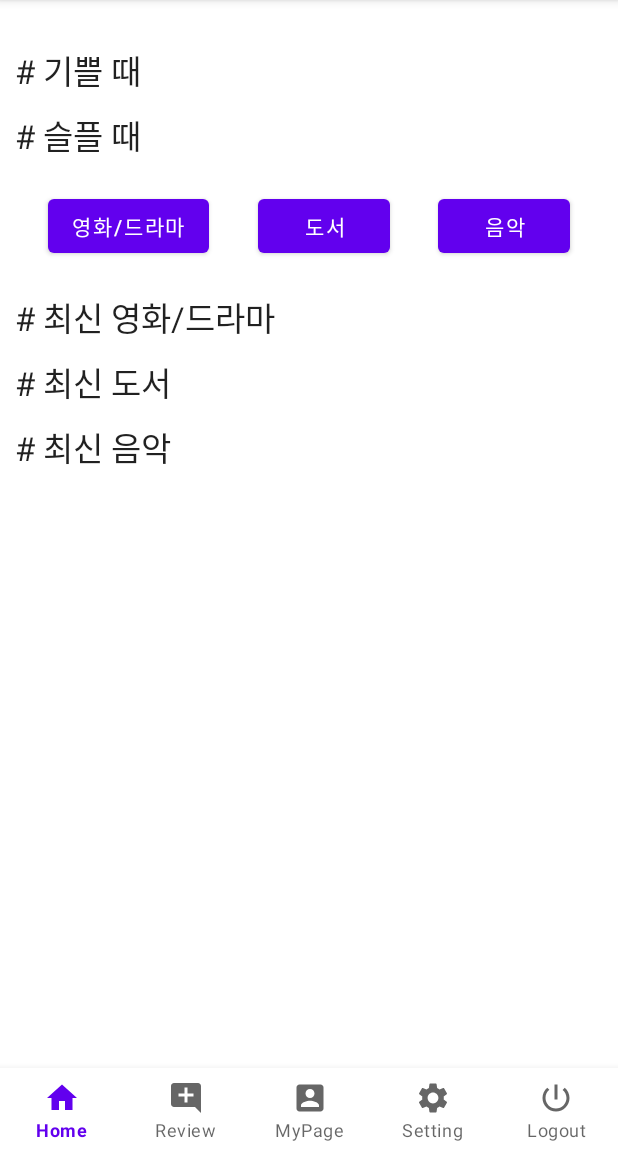
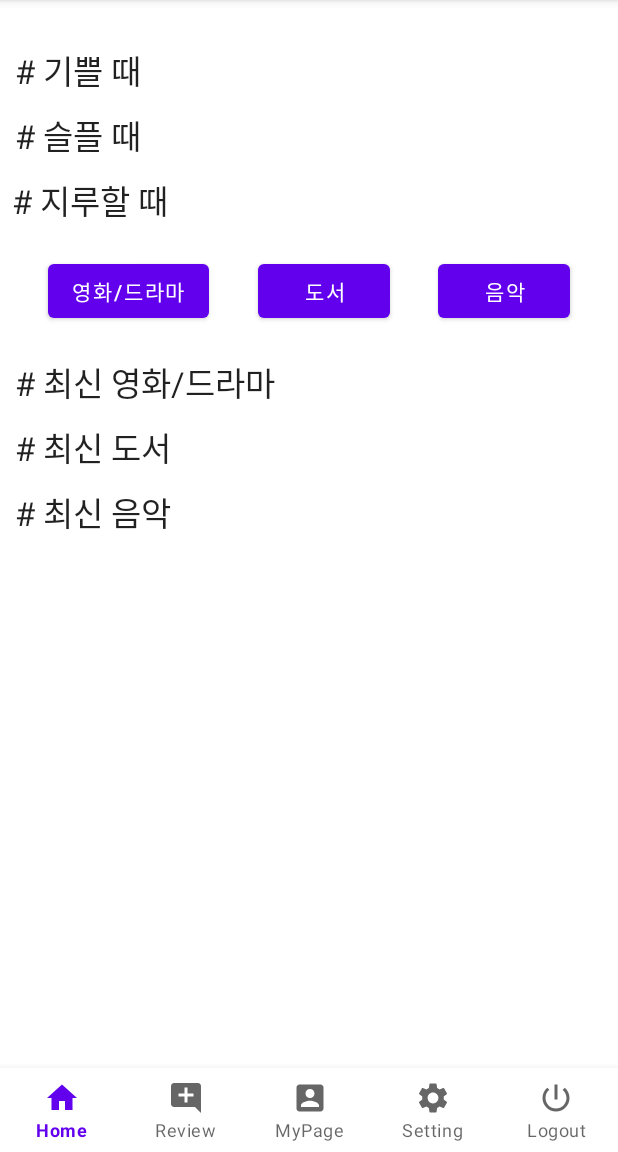
Before and after one commit to stgbs/BottomMenu, an Android app: the HomeFragment screen opened directly, with no data from a screen before it, on a phone screen of 412 x 824 dp, the part 84-1236 px from its top. Run offline under Robolectric (Android 15) with nearby library versions, the phone set to English and light mode, and no system bars.

Commit message:
HOME, REVIEW, MYPAGE

```diff
--- a/app/src/main/java/com/anroid/bottommenu/ForumActivity.kt
+++ b/app/src/main/java/com/anroid/bottommenu/ForumActivity.kt
@@ -16,7 +16,6 @@ class ForumActivity : AppCompatActivity() {
     private lateinit var title: String
 
     lateinit var Title_TextView: TextView
-    lateinit var Genre_View: TextView
     lateinit var Description_TextView: TextView
     lateinit var imageView: ImageView
     lateinit var forumList: List<Forum>
@@ -31,7 +30,6 @@ class ForumActivity : AppCompatActivity() {
         setContentView(R.layout.activity_forum)
 
         Title_TextView = findViewById<TextView>(R.id.Title_TextView)
-        Genre_View = findViewById<TextView>(R.id.Genre_View)
         Description_TextView = findViewById<TextView>(R.id.Description_TextView)
         imageView = findViewById<ImageView>(R.id.image)
         btn_back = findViewById<FloatingActionButton>(R.id.btn_back)
--- a/app/src/main/java/com/anroid/bottommenu/HomeFragment.kt
+++ b/app/src/main/java/com/anroid/bottommenu/HomeFragment.kt
@@ -18,6 +18,7 @@ class HomeFragment : Fragment() {
 
     lateinit var rv_content_happy : RecyclerView
     lateinit var rv_content_sad : RecyclerView
+    lateinit var rv_content_boring : RecyclerView
     lateinit var rv_content_newMovie : RecyclerView
     lateinit var rv_content_newBook : RecyclerView
     lateinit var rv_content_newMusic : RecyclerView
@@ -35,7 +36,7 @@ class HomeFragment : Fragment() {
         myHelper = DBHelper(getActivity(), "GURU", null, 1)
 
         // # 기쁠 때
-        val contentList_happy = myHelper.CONTENT_Select()
+        val contentList_happy = myHelper.CONTENT_Select_EMOTION("HAPPY")
         rv_content_happy = view.findViewById(R.id.rv_content_happy)
         rv_content_happy.layoutManager = LinearLayoutManager(
             requireContext(),
@@ -46,7 +47,7 @@ class HomeFragment : Fragment() {
         rv_content_happy.adapter = ContentAdapter(contentList_happy)
 
         // # 슬플 때
-        val contentList_sad = myHelper.CONTENT_Select()
+        val contentList_sad = myHelper.CONTENT_Select_EMOTION("SAD")
         rv_content_sad = view.findViewById(R.id.rv_content_Sad)
         rv_content_sad.layoutManager = LinearLayoutManager(
             requireContext(),
@@ -55,6 +56,17 @@ class HomeFragment : Fragment() {
         )
         rv_content_sad.setHasFixedSize(true)
         rv_content_sad.adapter = ContentAdapter(contentList_sad)
+
+        // # 지루할 때
+        val contentList_boring = myHelper.CONTENT_Select_EMOTION("BORED")
+        rv_content_boring = view.findViewById(R.id.rv_content_Boring)
+        rv_content_boring.layoutManager = LinearLayoutManager(
+            requireContext(),
+            LinearLayoutManager.HORIZONTAL,
+            false
+        )
+        rv_content_boring.setHasFixedSize(true)
+        rv_content_boring.adapter = ContentAdapter(contentList_boring)
 
         // # 최신 영화
         val contentList_newMovie = myHelper.CONTENT_Select_NEW("MOVIE")
--- a/app/src/main/java/com/anroid/bottommenu/MainActivity2.kt
+++ b/app/src/main/java/com/anroid/bottommenu/MainActivity2.kt
@@ -60,7 +60,7 @@ class MainActivity2 : AppCompatActivity() {
         val bundle = Bundle()
         bundle.putInt("alias", reviewList.alias)
         bundle.putString("title", reviewList.title)
-        //bundle.putByteArray("image", reviewList.image)
+        bundle.putString("genre", reviewList.genre)
         bundle.putString("reviewContent", reviewList.review)
         bundle.putString("description", reviewList.description)
         bundle.putFloat("rating", reviewList.rating)
@@ -71,4 +71,5 @@ class MainActivity2 : AppCompatActivity() {
         bn.menu.getItem(1).isChecked = true
     }
 
+
 }
--- a/app/src/main/java/com/anroid/bottommenu/Review.kt
+++ b/app/src/main/java/com/anroid/bottommenu/Review.kt
@@ -1,4 +1,3 @@
 package com.anroid.bottommenu
 
-class Review (var alias: Int, var title: String, var review: String, var description: String, var rating: Float, var emotion: String, var recommend: String)
-//class Review (var alias: String, var title: String, var review: String)
+class Review (var alias: Int, var title: String, var genre: String, var category: String, var review: String,  var description: String, var rating: Float, var emotion: String, var recommend: String)
--- a/app/src/main/res/layout/fragment_home.xml
+++ b/app/src/main/res/layout/fragment_home.xml
@@ -16,7 +16,6 @@
             android:layout_width="match_parent"
             android:layout_height="wrap_content"
             android:orientation="vertical">
-
 
             <TextView
                 android:id="@+id/textView_Happy"
@@ -42,7 +41,6 @@
                 tools:layout_conversion_absoluteHeight="19dp"
                 tools:layout_conversion_absoluteWidth="411dp" />
 
-
             <TextView
                 android:id="@+id/textView_Sad"
                 android:layout_width="wrap_content"
@@ -67,6 +65,29 @@
                 tools:layout_conversion_absoluteHeight="19dp"
                 tools:layout_conversion_absoluteWidth="411dp" />
 
+            <TextView
+                android:id="@+id/textView_Boring"
+                android:layout_width="wrap_content"
+                android:layout_height="wrap_content"
+                android:layout_marginStart="8dp"
+                android:layout_marginTop="10dp"
+                android:text="# 지루할 때"
+                android:textAppearance="@style/TextAppearance.AppCompat.Large"
+                app:layout_constraintStart_toStartOf="parent"
+                app:layout_constraintTop_toBottomOf="@+id/rv_content_Sad"
+                tools:layout_conversion_absoluteHeight="30dp"
+                tools:layout_conversion_absoluteWidth="85dp" />
+
+            <androidx.recyclerview.widget.RecyclerView
+                android:id="@+id/rv_content_Boring"
+                android:layout_width="wrap_content"
+                android:layout_height="wrap_content"
+                android:orientation="horizontal"
+                app:layoutManager="androidx.recyclerview.widget.LinearLayoutManager"
+                app:layout_constraintStart_toStartOf="parent"
+                app:layout_constraintTop_toBottomOf="@+id/textView_Boring"
+                tools:layout_conversion_absoluteHeight="19dp"
+                tools:layout_conversion_absoluteWidth="411dp" />
 
             <Button
                 android:id="@+id/btn_movie"
@@ -91,7 +112,7 @@
                 app:layout_constraintEnd_toStartOf="@+id/btn_music"
                 app:layout_constraintHorizontal_bias="0.5"
                 app:layout_constraintStart_toEndOf="@+id/btn_movie"
-                app:layout_constraintTop_toBottomOf="@+id/rv_content_Sad"
+                app:layout_constraintTop_toBottomOf="@+id/rv_content_Boring"
                 tools:layout_conversion_absoluteHeight="48dp"
                 tools:layout_conversion_absoluteWidth="110dp"
                 tools:layout_weight="1" />
```
Also changed, not shown: app/src/main/java/com/anroid/bottommenu/DBHelper.kt (+150 -92 lines), app/src/main/java/com/anroid/bottommenu/ReviewAdapter.kt (+9 -7 lines), app/src/main/java/com/anroid/bottommenu/ReviewFragment.kt (+7 -9 lines).
